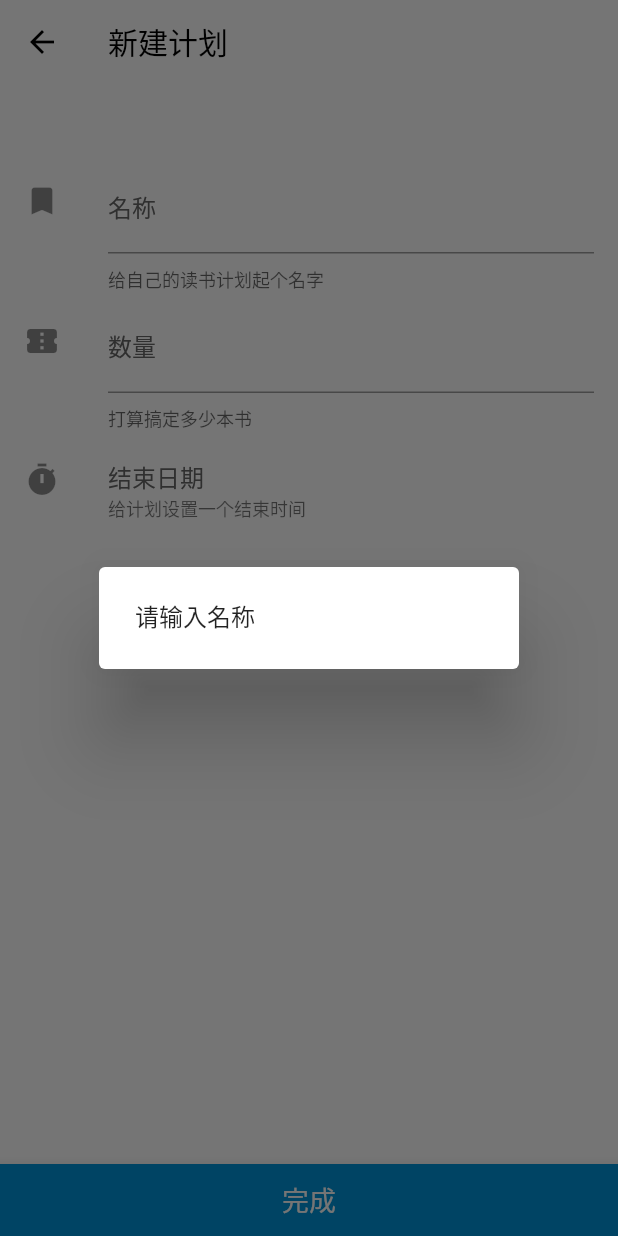
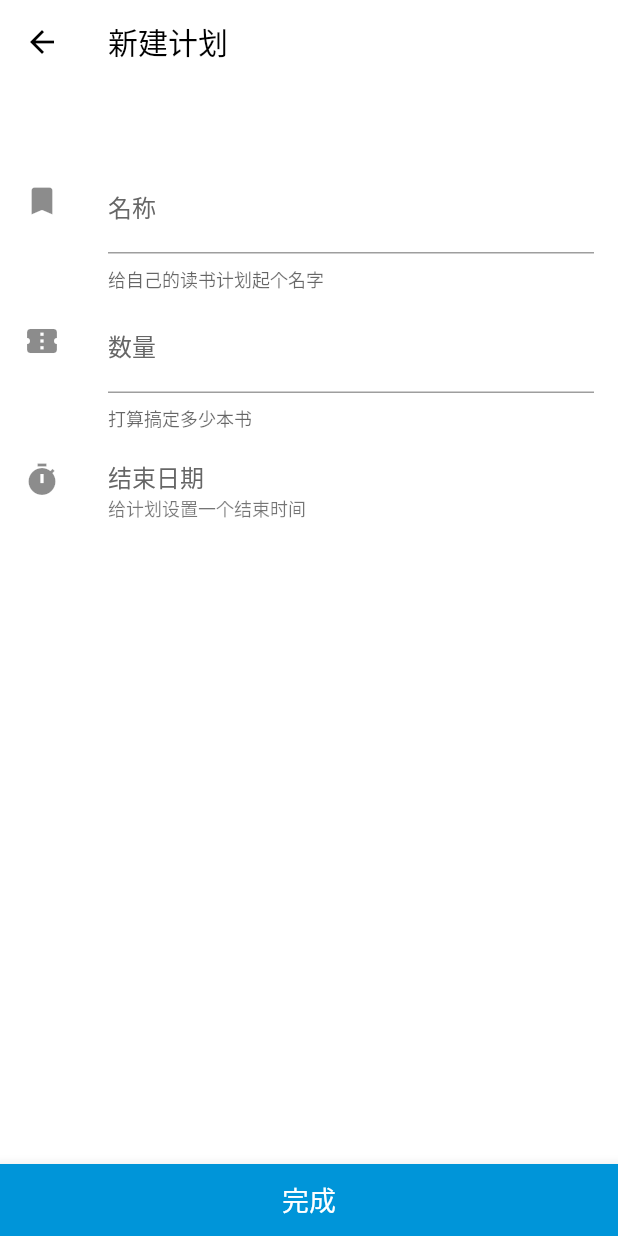
Before and after one commit to radishwu/PlanBooks, a Flutter app: the CreatePlan screen opened by its route, after a tap on "完成", on a phone screen of 412 x 824 dp. Run offline on Flutter 3.47's test engine with Material 2 defaults, Android fonts, the phone set to English and light mode, and no system bars; our stand-ins replace sqflite; accounts and stored records are empty.

Commit message:
fix:新建提醒使用snackbar

```diff
--- a/lib/ui/create_plan.dart
+++ b/lib/ui/create_plan.dart
@@ -11,8 +11,16 @@ class CreatePlan extends StatefulWidget {
 }
 
 class CreatePlanState extends State<CreatePlan> {
+  final GlobalKey<ScaffoldState> _scaffoldKey = GlobalKey<ScaffoldState>();
+
   TextEditingController nameEditController = TextEditingController();
   TextEditingController numEditController = TextEditingController();
+
+  void showInSnackBar(String message) {
+    _scaffoldKey.currentState.showSnackBar(SnackBar(
+      content: Text(message),
+    );
+  }
 
   @override
   Widget build(BuildContext context) {
@@ -40,27 +48,12 @@ class CreatePlanState extends State<CreatePlan> {
             onPressed: () {
               if (nameEditController.text == null ||
                   nameEditController.text.trim().isEmpty) {
-                showDialog(
-                  context: context,
-                  builder: (context) => AlertDialog(
-                        content: Text("请输入名称"),
-                      ),
-                );
+                showInSnackBar("请输入名称");
               } else if (numEditController.text == null ||
                   numEditController.text.trim().isEmpty) {
-                showDialog(
-                  context: context,
-                  builder: (context) => AlertDialog(
-                        content: Text("请输入数量"),
-                      ),
-                );
+                showInSnackBar("请输入数量");
               } else if (_time == null || _time == "") {
-                showDialog(
-                  context: context,
-                  builder: (context) => AlertDialog(
-                        content: Text("请选择结束日期"),
-                      ),
-                );
+                showInSnackBar("请选择结束日期");
               } else {
                 DBManager dbManager = new DBManager();
                 Future<int> res = dbManager.insertPlanInfo(
```
